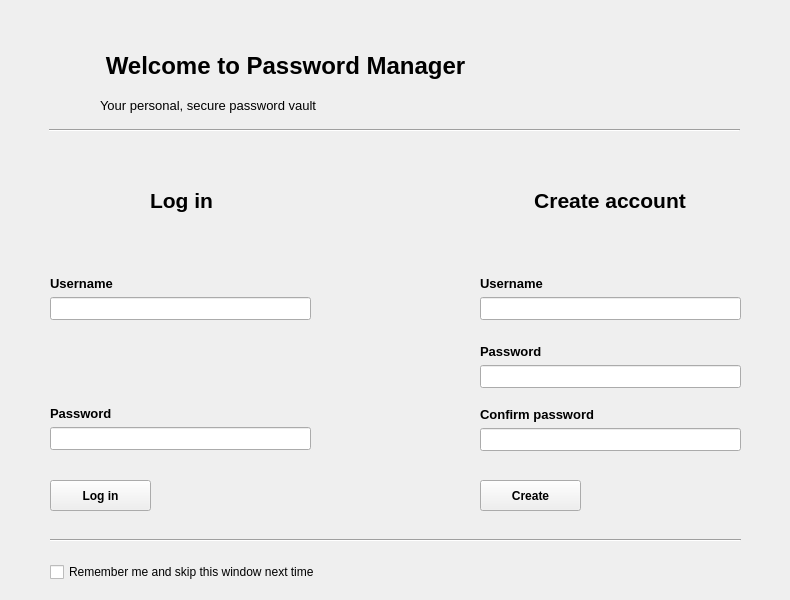
Above: startwindow.ui from 228bruh/Password-Manager-Qt before the change. Below: the same form after it.
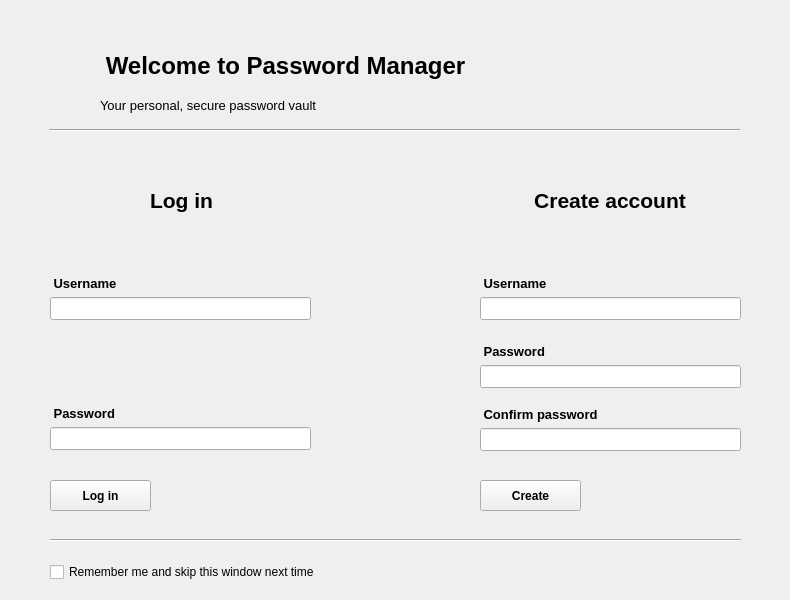
That is the form after the change. Icons and pictures are not drawn.

The edit to the form file:
```diff
--- a/startwindow.ui
+++ b/startwindow.ui
@@ -48,7 +48,7 @@
        </font>
       </property>
       <property name="text">
-       <string>Username</string>
+       <string> Username</string>
       </property>
       <property name="alignment">
        <set>Qt::AlignmentFlag::AlignBottom|Qt::AlignmentFlag::AlignLeading|Qt::AlignmentFlag::AlignLeft</set>
@@ -89,7 +89,7 @@
        </font>
       </property>
       <property name="text">
-       <string>Password</string>
+       <string> Password</string>
       </property>
       <property name="alignment">
        <set>Qt::AlignmentFlag::AlignBottom|Qt::AlignmentFlag::AlignLeading|Qt::AlignmentFlag::AlignLeft</set>
@@ -118,7 +118,7 @@
        </font>
       </property>
       <property name="text">
-       <string>Confirm password</string>
+       <string> Confirm password</string>
       </property>
       <property name="alignment">
        <set>Qt::AlignmentFlag::AlignBottom|Qt::AlignmentFlag::AlignLeading|Qt::AlignmentFlag::AlignLeft</set>
@@ -247,7 +247,7 @@
        </font>
       </property>
       <property name="text">
-       <string>Password</string>
+       <string> Password</string>
       </property>
       <property name="alignment">
        <set>Qt::AlignmentFlag::AlignBottom|Qt::AlignmentFlag::AlignLeading|Qt::AlignmentFlag::AlignLeft</set>
@@ -306,7 +306,7 @@
        </font>
       </property>
       <property name="text">
-       <string>Username</string>
+       <string> Username</string>
       </property>
       <property name="alignment">
        <set>Qt::AlignmentFlag::AlignBottom|Qt::AlignmentFlag::AlignLeading|Qt::AlignmentFlag::AlignLeft</set>
```
Left out of the diff: 2 changed lines with no effect on the pictures.
